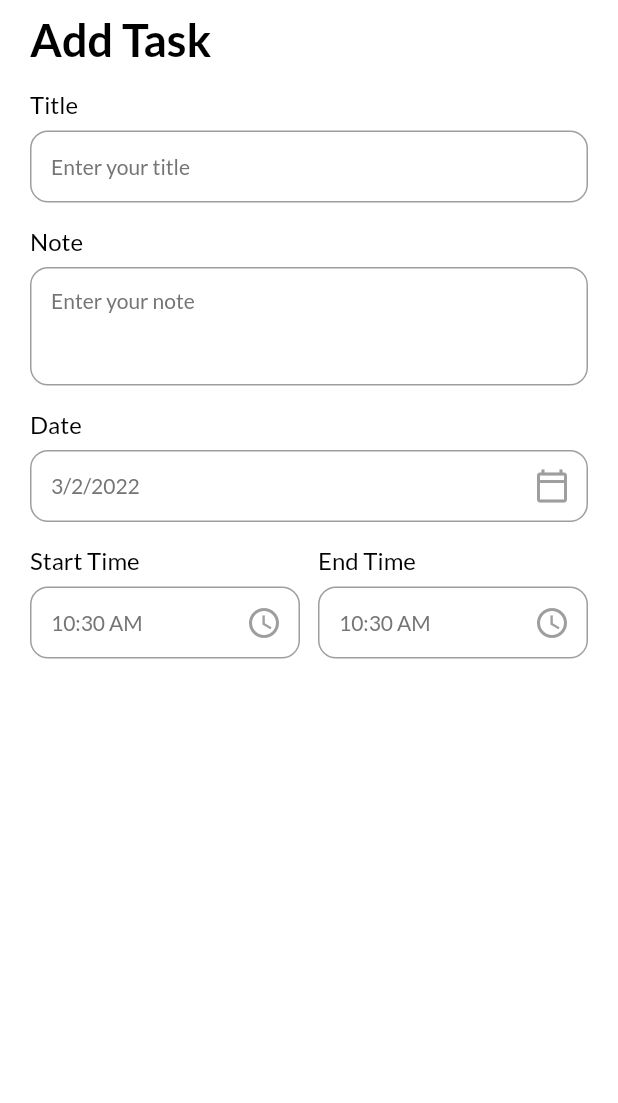
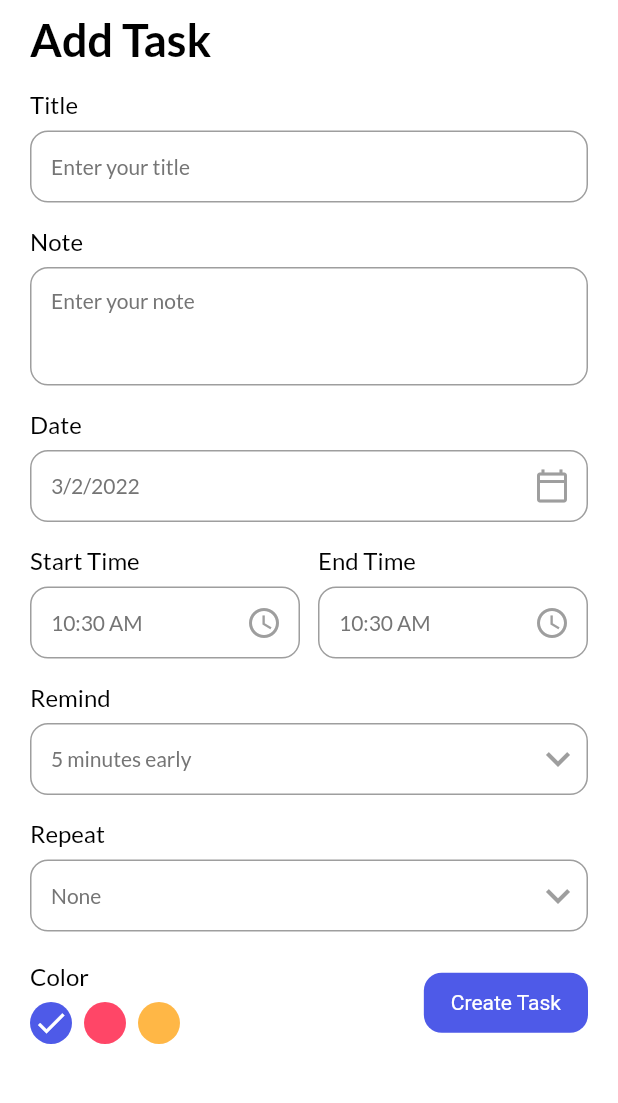
Before and after one commit to sultanzada/panda-note, a Flutter app: the screen it shows after launch, after a tap on "Add Task", on a phone screen of 412 x 824 dp, the part 72-1175 px from its top. Run offline on Flutter 3.47's test engine with Material 2 defaults, Android fonts, the phone set to English and light mode, and no system bars; our stand-ins replace date_picker_timeline, flutter_local_notifications, get, get_storage, google_fonts, timezone.

Commit message:
Finished AddTaskPage design

```diff
--- a/lib/ui/pages/add_task_page.dart
+++ b/lib/ui/pages/add_task_page.dart
@@ -2,6 +2,7 @@ import 'package:flutter/material.dart';
 import 'package:get/get.dart';
 import 'package:intl/intl.dart';
 import 'package:panda/services/dateAndTime.dart';
+import 'package:panda/ui/widgets/button.dart';
 import '../theme.dart';
 import '../widgets/appBarUserProfilePic.dart';
 import '../widgets/input_field.dart';
@@ -19,6 +20,11 @@ class _AddTaskPageState extends State<AddTaskPage> {
   String _startTime;
   String _endTime;
 
+  int _selectedRemind = 5;
+  List<int> _remindList = [5, 10, 15, 20];
+
+  String _selectedRepeat = 'None';
+  List<String> _repeatList = ['None', 'Daily', 'Weekly', 'Monthly'];
   @override
   void initState() {
     super.initState();
@@ -28,6 +34,7 @@ class _AddTaskPageState extends State<AddTaskPage> {
     dateAndTime = DateAndTime();
   }
 
+  int _selectedColor = 0;
   @override
   Widget build(BuildContext context) {
     return Scaffold(
@@ -133,10 +140,143 @@ class _AddTaskPageState extends State<AddTaskPage> {
                   ),
                 ],
               ),
+              MyInputFormField(
+                label: 'Remind',
+                hint: '$_selectedRemind minutes early',
+                suffixIcon: DropdownButtonHideUnderline(
+                  child: ButtonTheme(
+                    alignedDropdown: true,
+                    child: DropdownButton(
+                      items: _remindList.map<DropdownMenuItem<String>>(
+                        (int value) {
+                          return DropdownMenuItem<String>(
+                            value: value.toString(),
+                            child: Text(
+                              value.toString(),
+                              style: TextStyle(
+                                color: Colors.grey,
+                              ),
+                            ),
+                          );
+                        },
+                      ).toList(),
+                      onChanged: (value) {
+                        setState(() {
+                          _selectedRemind = int.parse(value);
+                        });
+                      },
+                      underline: Container(),
+                      icon: Icon(
+                        Icons.keyboard_arrow_down,
+                        color: Colors.grey,
+                      ),
+                      iconSize: 32,
+                      elevation: 4,
+                      style: subTitleStyle,
+                    ),
+                  ),
+                ),
+              ),
+              MyInputFormField(
+                label: 'Repeat',
+                hint: '$_selectedRepeat',
+                suffixIcon: DropdownButtonHideUnderline(
+                  child: ButtonTheme(
+                    alignedDropdown: true,
+                    child: DropdownButton(
+                      items: _repeatList.map<DropdownMenuItem<String>>(
+                        (String value) {
+                          return DropdownMenuItem<String>(
+                            value: value,
+                            child: Text(
+                              value,
+                              style: TextStyle(
+                                color: Colors.grey,
+                              ),
+                            ),
+                          );
+                        },
+                      ).toList(),
+                      onChanged: (value) {
+                        setState(() {
+                          _selectedRepeat = value;
+                          print(_selectedRepeat);
+                        });
+                      },
+                      underline: Container(),
+                      icon: Icon(
+                        Icons.keyboard_arrow_down,
+                        color: Colors.grey,
+                      ),
+                      iconSize: 32,
+                      elevation: 4,
+                      style: subTitleStyle,
+                    ),
+                  ),
+                ),
+              ),
+              Padding(
+                padding: EdgeInsets.symmetric(vertical: 20.0),
+                child: Row(
+                  mainAxisAlignment: MainAxisAlignment.spaceBetween,
+                  children: [
+                    _colorPalette(),
+                    MyButton(
+                      label: 'Create Task',
+                      onTap: null,
+                    ),
+                  ],
+                ),
+              ),
             ],
           ),
         ),
       ),
+    );
+  }
+
+  Column _colorPalette() {
+    return Column(
+      crossAxisAlignment: CrossAxisAlignment.start,
+      children: [
+        Text(
+          'Color',
+          style: titleStyle,
+        ),
+        SizedBox(
+          height: 8.0,
+        ),
+        Wrap(
+          children: List<Widget>.generate(3, (index) {
+            return GestureDetector(
+              onTap: () {
+                setState(() {
+                  _selectedColor = index;
+                });
+              },
+              child: Padding(
+                padding: EdgeInsets.only(
+                  right: 8.0,
+                ),
+                child: CircleAvatar(
+                  backgroundColor: index == 0
+                      ? primaryClr
+                      : index == 1
+                          ? pinkColor
+                          : yellowClr,
+                  radius: 14,
+                  child: _selectedColor == index
+                      ? Icon(
+                          Icons.done,
+                          color: white,
+                        )
+                      : SizedBox.shrink(),
+                ),
+              ),
+            );
+          }),
+        ),
+      ],
     );
   }
 }
--- a/lib/ui/widgets/button.dart
+++ b/lib/ui/widgets/button.dart
@@ -15,8 +15,10 @@ class MyButton extends StatelessWidget {
     return GestureDetector(
       onTap: onTap,
       child: Container(
-        width: 100,
-        height: 40,
+        padding: EdgeInsets.symmetric(
+          vertical: 12,
+          horizontal: 18,
+        ),
         decoration: BoxDecoration(
           color: primaryClr,
           borderRadius: BorderRadius.circular(12),
```
